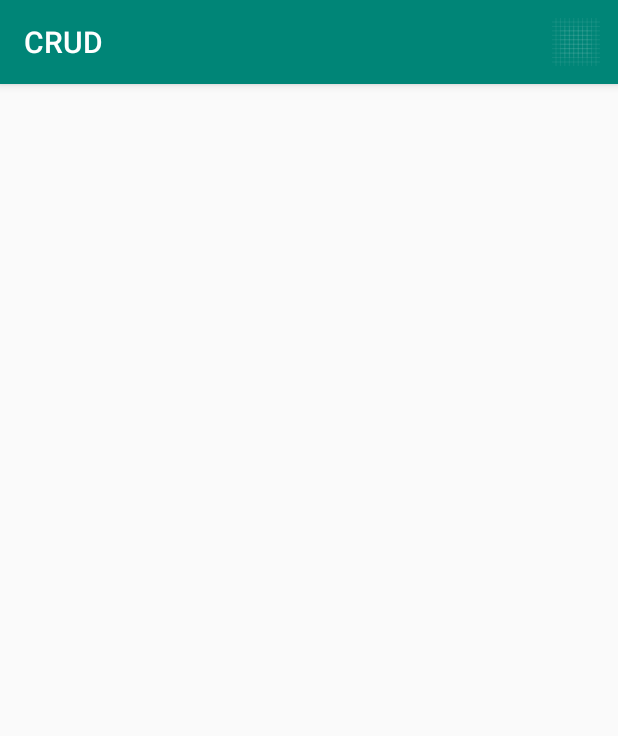
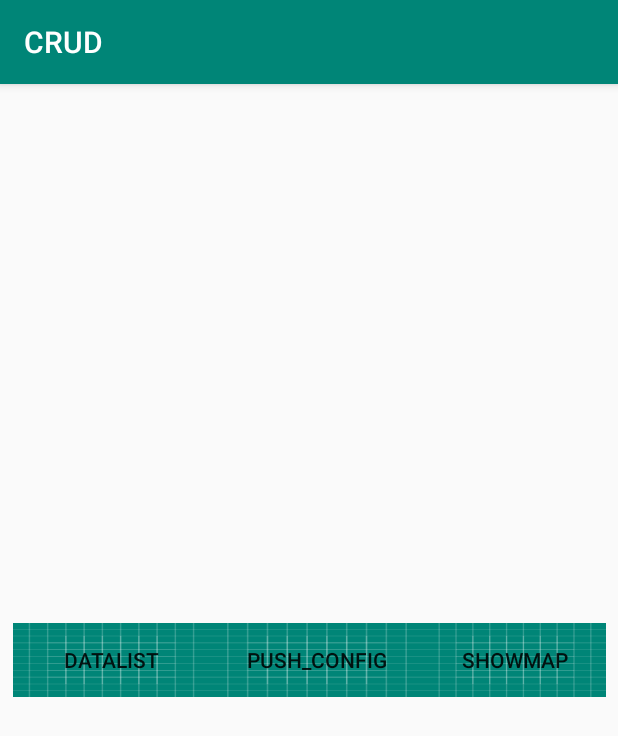
Before and after one commit to hhYanGG/CRUD, an Android app: the screen it shows after launch (MainActivity before the commit, FirstActivity after it), on a phone screen of 412 x 824 dp. Shown: the top 736 px of the screen. Run offline under Robolectric (Android 15) with nearby library versions, the phone set to English and light mode, and no system bars.

Commit message:
changeMainActivity

```diff
--- a/app/src/main/AndroidManifest.xml
+++ b/app/src/main/AndroidManifest.xml
@@ -9,12 +9,16 @@
             android:roundIcon="@mipmap/ic_launcher_round"
             android:supportsRtl="true"
             android:theme="@style/AppTheme">
-        <activity android:name=".MainActivity">
+        <activity android:name=".FirstActivity">
             <intent-filter>
                 <action android:name="android.intent.action.MAIN"/>
 
                 <category android:name="android.intent.category.LAUNCHER"/>
             </intent-filter>
+        </activity>
+
+        <activity android:name=".MainActivity">
+
         </activity>
 
         <activity android:name=".NoteActivity">
--- /dev/null
+++ b/app/src/main/java/com/example/crud/FirstActivity.kt
@@ -0,0 +1,23 @@
+package com.example.crud
+
+import android.content.Intent
+import android.os.Bundle
+import android.os.PersistableBundle
+import android.support.v7.app.AppCompatActivity
+import kotlinx.android.synthetic.main.activity_first.*
+
+class FirstActivity : AppCompatActivity() {
+    override fun onCreate(savedInstanceState: Bundle?) {
+        super.onCreate(savedInstanceState)
+        setContentView(R.layout.activity_first)
+
+        dataList.setOnClickListener{
+            startActivity(Intent(this,MainActivity::class.java))
+        }
+        gdMap.setOnClickListener{
+
+            startActivity(Intent(this,AmapActivity::class.java))
+        }
+    }
+
+}
--- a/app/src/main/java/com/example/crud/MainActivity.kt
+++ b/app/src/main/java/com/example/crud/MainActivity.kt
@@ -1,5 +1,6 @@
 package com.example.crud
 
+import android.app.Activity
 import android.content.Context
 import android.content.Intent
 import android.support.v7.app.AppCompatActivity
@@ -13,7 +14,7 @@ import android.widget.*
 import kotlinx.android.synthetic.main.activity_main.*
 import cn.jpush.android.api.JPushInterface
 
-class MainActivity : AppCompatActivity() {
+class MainActivity : Activity() {
 
     private var listNotes = ArrayList<Note>()
 
@@ -25,6 +26,11 @@ class MainActivity : AppCompatActivity() {
         lvNotes.onItemClickListener = AdapterView.OnItemClickListener{adapterView, view,position,id ->
             Toast.makeText(this,"Click on " + listNotes[position].title,Toast.LENGTH_SHORT).show()
         }
+
+        add.setOnClickListener{
+            startActivity(Intent(this,NoteActivity::class.java))
+        }
+
         JPushInterface.setDebugMode(true)
         JPushInterface.init(this)
     }
--- a/app/src/main/java/com/example/crud/NoteActivity.kt
+++ b/app/src/main/java/com/example/crud/NoteActivity.kt
@@ -15,11 +15,6 @@ class NoteActivity:AppCompatActivity() {
     override fun onCreate(savedInstanceState: Bundle?) {
         super.onCreate(savedInstanceState)
         setContentView(R.layout.activity_note)
-
-        showMap.setOnClickListener{
-
-            startActivity(Intent(this,AmapActivity::class.java))
-        }
 
         try {
             var bundle:Bundle = intent.extras
--- /dev/null
+++ b/app/src/main/res/layout/activity_first.xml
@@ -0,0 +1,34 @@
+<?xml version="1.0" encoding="utf-8"?>
+<android.support.constraint.ConstraintLayout xmlns:android="http://schemas.android.com/apk/res/android"
+                                             xmlns:app="http://schemas.android.com/apk/res-auto" xmlns:tools="http://schemas.android.com/tools" android:layout_width="match_parent"
+                                             android:layout_height="match_parent">
+
+
+    <LinearLayout
+            android:orientation="horizontal"
+            android:layout_width="395dp"
+            android:layout_height="49dp" android:layout_marginTop="8dp"
+            app:layout_constraintTop_toTopOf="parent" android:layout_marginBottom="8dp"
+            app:layout_constraintBottom_toBottomOf="parent" app:layout_constraintStart_toStartOf="parent"
+            android:layout_marginStart="8dp" app:layout_constraintEnd_toEndOf="parent" android:layout_marginEnd="8dp"
+            android:visibility="visible">
+        <Button
+                android:text="dataList"
+                android:layout_width="118dp"
+                android:layout_height="wrap_content" android:id="@+id/dataList" android:layout_weight="1"
+                android:background="@drawable/ic_launcher_background"
+                style="@style/Widget.AppCompat.Button.Borderless"/>
+        <Button
+                android:text="push_config"
+                android:layout_width="129dp"
+                android:layout_height="wrap_content" android:id="@+id/push_config" android:layout_weight="1"
+                android:background="@drawable/ic_launcher_background"
+                style="@style/Widget.AppCompat.Button.Borderless"/>
+        <Button
+                android:text="showMap"
+                android:layout_width="wrap_content"
+                android:layout_height="wrap_content" android:id="@+id/gdMap" android:layout_weight="1"
+                android:background="@drawable/ic_launcher_background"
+                style="@style/Widget.AppCompat.Button.Borderless"/>
+    </LinearLayout>
+</android.support.constraint.ConstraintLayout>
--- a/app/src/main/res/layout/activity_main.xml
+++ b/app/src/main/res/layout/activity_main.xml
@@ -7,5 +7,9 @@
     <ListView
             android:id="@+id/lvNotes"
             android:layout_width="match_parent"
-            android:layout_height="match_parent"/>
+            android:layout_height="589dp"/>
+    <Button
+            android:text="add"
+            android:layout_width="match_parent"
+            android:layout_height="wrap_content" android:id="@+id/add"/>
 </LinearLayout>
--- a/app/src/main/res/layout/activity_note.xml
+++ b/app/src/main/res/layout/activity_note.xml
@@ -27,8 +27,4 @@
             android:layout_height="wrap_content"
             android:layout_marginTop="20dp"
             android:text="Add"/>
-    <Button
-            android:text="Button"
-            android:layout_width="wrap_content"
-            android:layout_height="wrap_content" android:id="@+id/showMap"/>
 </LinearLayout>
```
